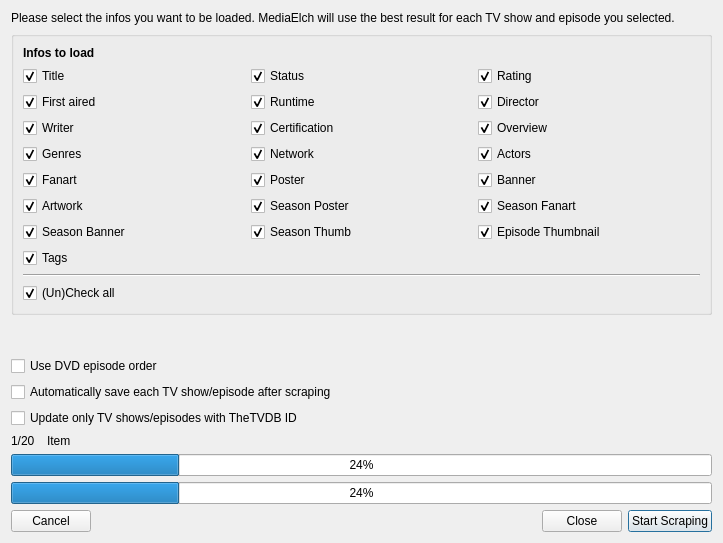
Old version of the form src/ui/tv_show/TvShowMultiScrapeDialog.ui in the repository Komet/MediaElch.
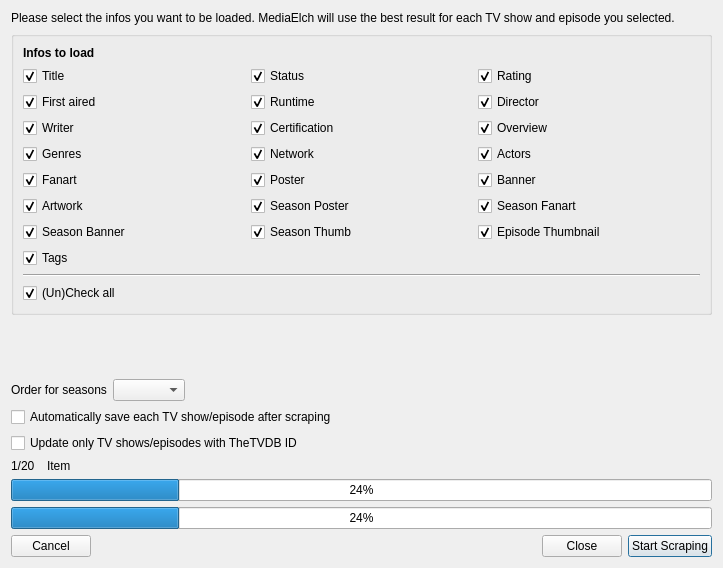
New version of the form. Icons and pictures are not drawn. Custom widgets are drawn as their Qt base class.

Commit message:
[TvShows] Add SeasonOrder enum to distinguish ordering of seasons
Season can be ordered by aired date, dvd order or sometimes even anime
order. This enum class will hold all possible values in the future.
Currently only "aired" and "dvd" order are supported.

```diff
--- a/src/ui/tv_show/TvShowMultiScrapeDialog.ui
+++ b/src/ui/tv_show/TvShowMultiScrapeDialog.ui
@@ -7,7 +7,7 @@
     <x>0</x>
     <y>0</y>
     <width>723</width>
-    <height>543</height>
+    <height>568</height>
    </rect>
   </property>
   <property name="windowTitle">
@@ -371,11 +371,35 @@
     </spacer>
    </item>
    <item>
-    <widget class="QCheckBox" name="chkDvdOrder">
-     <property name="text">
-      <string>Use DVD episode order</string>
-     </property>
-    </widget>
+    <layout class="QHBoxLayout" name="h_seasonTypeLayout">
+     <item>
+      <widget class="QLabel" name="lblSeasonOrder">
+       <property name="text">
+        <string>Order for seasons</string>
+       </property>
+      </widget>
+     </item>
+     <item>
+      <widget class="QComboBox" name="comboSeasonOrder">
+       <property name="sizeAdjustPolicy">
+        <enum>QComboBox::AdjustToContents</enum>
+       </property>
+      </widget>
+     </item>
+     <item>
+      <spacer name="spacerSeasonOrder">
+       <property name="orientation">
+        <enum>Qt::Horizontal</enum>
+       </property>
+       <property name="sizeHint" stdset="0">
+        <size>
+         <width>40</width>
+         <height>20</height>
+        </size>
+       </property>
+      </spacer>
+     </item>
+    </layout>
    </item>
    <item>
     <widget class="QCheckBox" name="chkAutoSave">
```
The commit also changes 17 other files.
